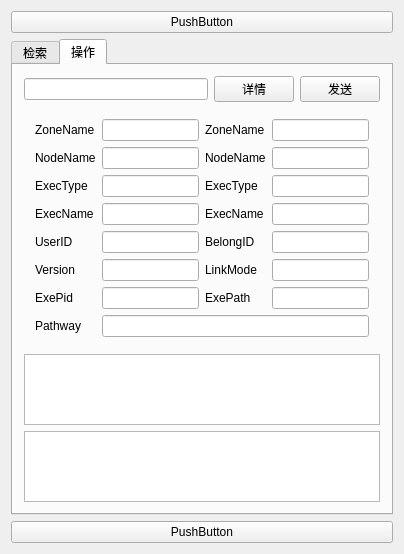
The window that businessClient/mainwindow.ui (zx9229/myexe) describes before a commit, drawn with Qt 5.
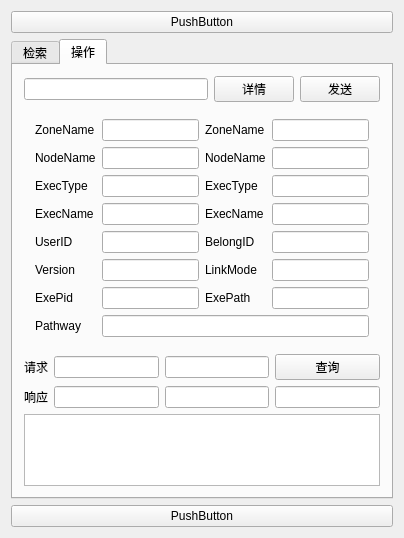
The same window after the commit. The open tabs and pages were chosen to show the change.

```diff
--- a/businessClient/mainwindow.ui
+++ b/businessClient/mainwindow.ui
@@ -353,7 +353,64 @@
          </widget>
         </item>
         <item>
-         <widget class="QPlainTextEdit" name="plainTextEdit_input"/>
+         <layout class="QGridLayout" name="gridLayout_2">
+          <item row="0" column="1">
+           <widget class="QLineEdit" name="lineEdit_RefNum">
+            <property name="readOnly">
+             <bool>true</bool>
+            </property>
+           </widget>
+          </item>
+          <item row="0" column="3">
+           <widget class="QPushButton" name="pushButton_query">
+            <property name="text">
+             <string>查询</string>
+            </property>
+           </widget>
+          </item>
+          <item row="1" column="1">
+           <widget class="QLineEdit" name="lineEdit_RspCnt">
+            <property name="readOnly">
+             <bool>true</bool>
+            </property>
+           </widget>
+          </item>
+          <item row="0" column="0">
+           <widget class="QLabel" name="label_18">
+            <property name="text">
+             <string>请求</string>
+            </property>
+           </widget>
+          </item>
+          <item row="1" column="0">
+           <widget class="QLabel" name="label_19">
+            <property name="text">
+             <string>响应</string>
+            </property>
+           </widget>
+          </item>
+          <item row="0" column="2">
+           <widget class="QLineEdit" name="lineEdit_ReqTime">
+            <property name="readOnly">
+             <bool>true</bool>
+            </property>
+           </widget>
+          </item>
+          <item row="1" column="2">
+           <widget class="QLineEdit" name="lineEdit_RspTimeFirst">
+            <property name="readOnly">
+             <bool>true</bool>
+            </property>
+           </widget>
+          </item>
+          <item row="1" column="3">
+           <widget class="QLineEdit" name="lineEdit_RspTimeLast">
+            <property name="readOnly">
+             <bool>true</bool>
+            </property>
+           </widget>
+          </item>
+         </layout>
         </item>
         <item>
          <widget class="QPlainTextEdit" name="plainTextEdit_output"/>
```
Left out of the diff: 2 changed lines with no effect on the pictures.
